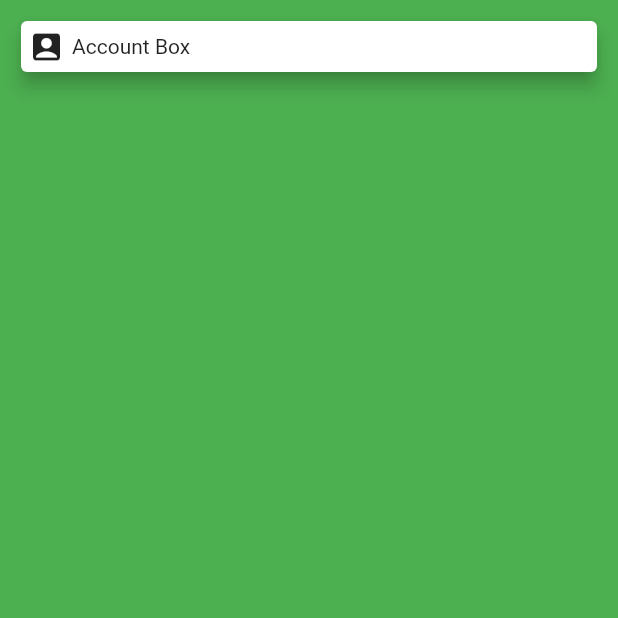
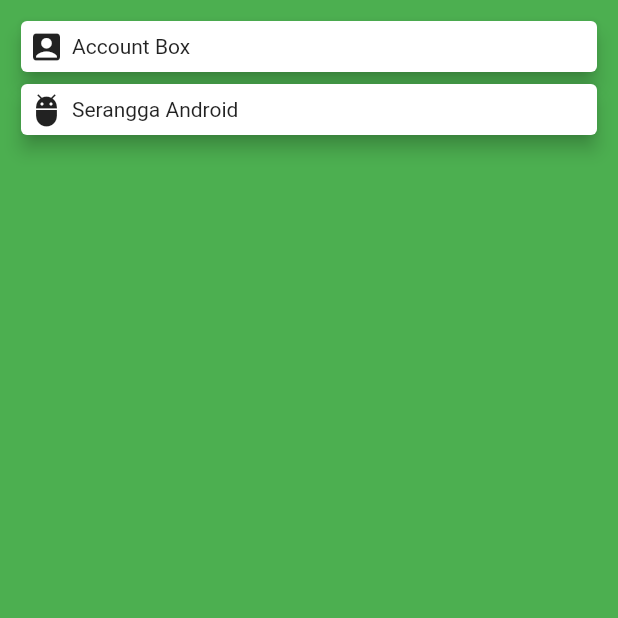
Before and after one commit to Rillwz/card_example, a Flutter app: the screen it shows after launch, on a phone screen of 412 x 824 dp, the top half of it. Run offline on Flutter 3.47's test engine with Material 2 defaults, Android fonts, the phone set to English and light mode, and no system bars.

Commit message:
card example

```diff
--- a/lib/main.dart
+++ b/lib/main.dart
@@ -16,21 +16,26 @@ class MyApp extends StatelessWidget {
             margin: EdgeInsets.all(10),
             child: ListView(
               children: [
-                Card(
-                  elevation: 5,
-                  child: Row(
-                    children: [
-                      Container(
-                        margin: EdgeInsets.all(5),
-                        child: Icon(Icons.account_box),
-                      ),
-                      Text('Account Box'),
-                    ],
-                  ),
-                )
+                buildCard(Icons.account_box, 'Account Box'),
+                buildCard(Icons.adb, 'Serangga Android'),
               ],
             ),
           )),
     );
   }
+
+  Card buildCard(IconData iconData, String text) {
+    return Card(
+      elevation: 5,
+      child: Row(
+        children: [
+          Container(
+            margin: EdgeInsets.all(5),
+            child: Icon(iconData),
+          ),
+          Text(text),
+        ],
+      ),
+    );
+  }
 }
```
